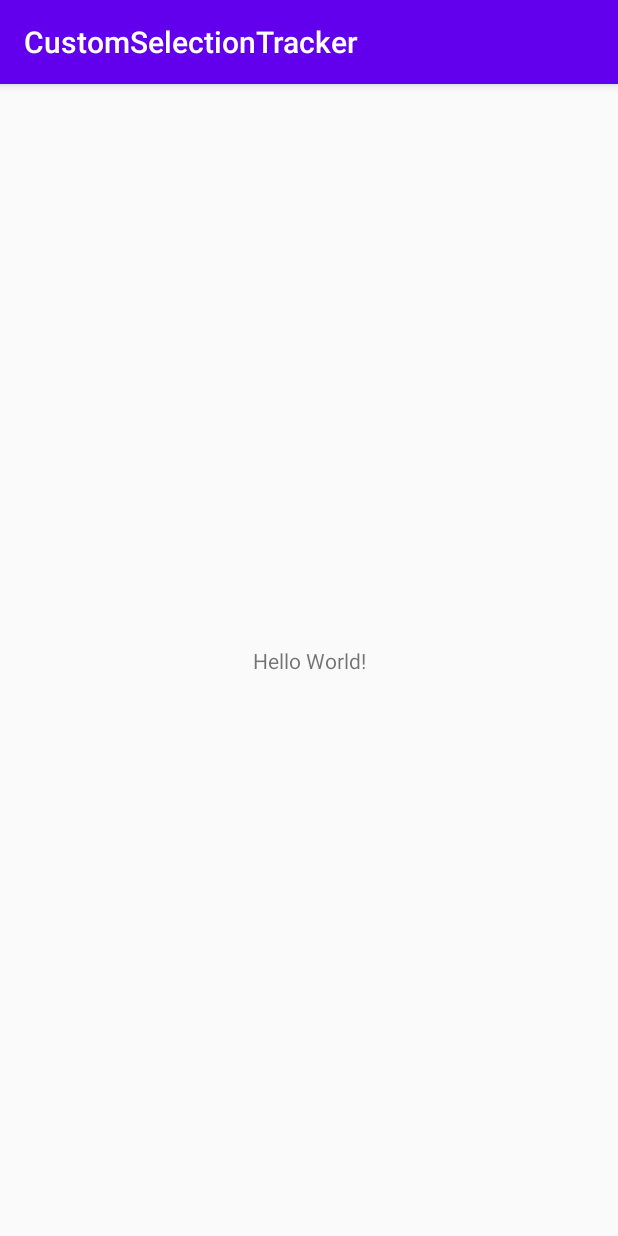
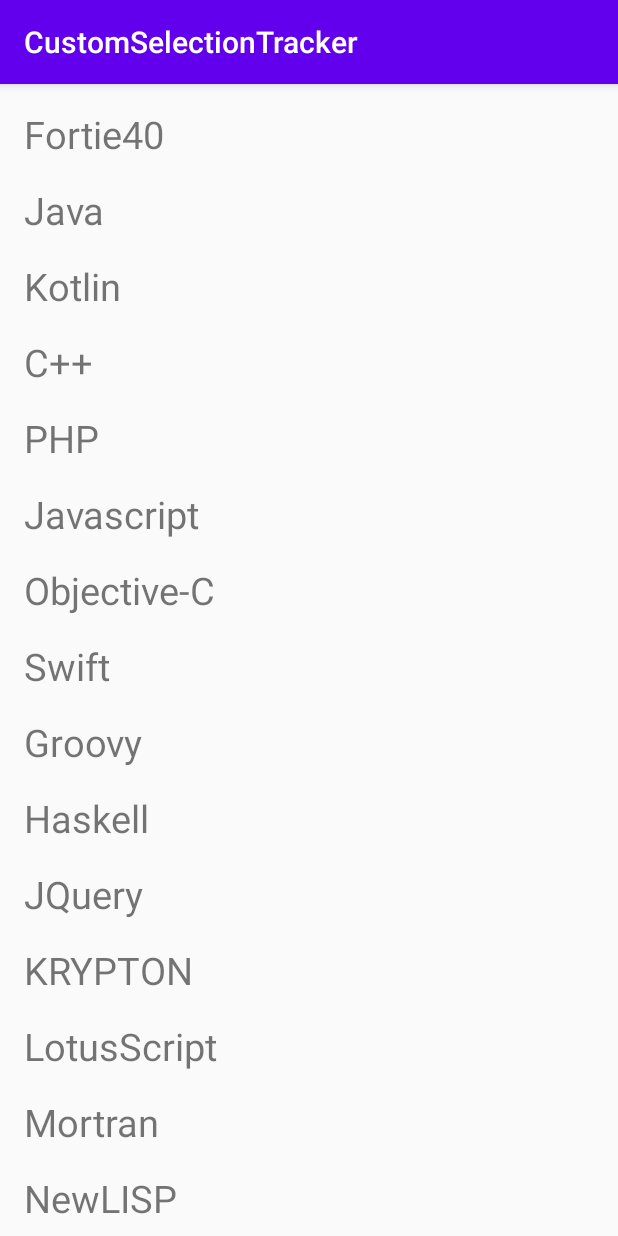
Before and after one commit to elijahmurimi40/CustomSelectionTracker, an Android app: the screen it shows after launch (MainActivity), on a phone screen of 412 x 824 dp. Run offline under Robolectric (Android 15) with nearby library versions, the phone set to English and light mode, and no system bars.

Commit message:
Add app functionality

```diff
--- a/app/build.gradle
+++ b/app/build.gradle
@@ -30,6 +30,7 @@ dependencies {
     implementation 'androidx.core:core-ktx:1.3.0'
     implementation 'androidx.appcompat:appcompat:1.1.0'
     implementation 'androidx.constraintlayout:constraintlayout:1.1.3'
+    implementation 'androidx.recyclerview:recyclerview:1.1.0'
     testImplementation 'junit:junit:4.12'
     androidTestImplementation 'androidx.test.ext:junit:1.1.1'
     androidTestImplementation 'androidx.test.espresso:espresso-core:3.2.0'
--- /dev/null
+++ b/app/src/main/java/com/fortie40/customselectiontracker/Adapter.kt
@@ -0,0 +1,24 @@
+package com.fortie40.customselectiontracker
+
+import android.view.LayoutInflater
+import android.view.ViewGroup
+import androidx.recyclerview.widget.RecyclerView
+
+class Adapter(names: List<String>): RecyclerView.Adapter<ViewHolder>(){
+    private var originalList = names
+
+    override fun onCreateViewHolder(parent: ViewGroup, viewType: Int): ViewHolder {
+        val layoutInflater = LayoutInflater.from(parent.context)
+        val itemView = layoutInflater.inflate(R.layout.name_layout, parent, false)
+        return ViewHolder(itemView)
+    }
+
+    override fun getItemCount(): Int {
+        return originalList.size
+    }
+
+    override fun onBindViewHolder(holder: ViewHolder, position: Int) {
+        val name = originalList[position]
+        holder.bind(name)
+    }
+}
--- a/app/src/main/java/com/fortie40/customselectiontracker/MainActivity.kt
+++ b/app/src/main/java/com/fortie40/customselectiontracker/MainActivity.kt
@@ -2,10 +2,28 @@ package com.fortie40.customselectiontracker
 
 import androidx.appcompat.app.AppCompatActivity
 import android.os.Bundle
+import kotlinx.android.synthetic.main.activity_main.*
 
 class MainActivity : AppCompatActivity() {
+    private lateinit var adapter: Adapter
+
     override fun onCreate(savedInstanceState: Bundle?) {
         super.onCreate(savedInstanceState)
         setContentView(R.layout.activity_main)
+
+        getNames()
+    }
+
+    private fun getNames() {
+        val names: List<String> = arrayListOf(
+            "Fortie40", "Java", "Kotlin", "C++", "PHP", "Javascript", "Objective-C", "Swift",
+            "Groovy", "Haskell", "JQuery", "KRYPTON", "LotusScript", "Mortran", "NewLISP", "Orwell",
+            "Hopscotch", "JScript", "AngelScript", "Bash", "Clojure", "C", "COBOL", "CSS",
+            "Cybil", "Pascal", "Perl", "Smalltalk", "SQL", "Unicon", "Ubercode", "Fortran",
+            "Hollywood", "SMALL", "Lisp", "PureScript", "R++", "XQuery", "YAML", "ZOPL"
+        )
+
+        adapter = Adapter(names)
+        names_item.adapter = adapter
     }
 }
--- /dev/null
+++ b/app/src/main/java/com/fortie40/customselectiontracker/ViewHolder.kt
@@ -0,0 +1,13 @@
+package com.fortie40.customselectiontracker
+
+import android.view.View
+import android.widget.TextView
+import androidx.recyclerview.widget.RecyclerView
+
+class ViewHolder(nItemView: View): RecyclerView.ViewHolder(nItemView) {
+    private val name = nItemView.findViewById<TextView>(R.id.name)
+
+    fun bind(nameA: String) {
+        name.text = nameA
+    }
+}
--- a/app/src/main/res/layout/activity_main.xml
+++ b/app/src/main/res/layout/activity_main.xml
@@ -6,13 +6,15 @@
     android:layout_height="match_parent"
     tools:context=".MainActivity">
 
-    <TextView
-        android:layout_width="wrap_content"
-        android:layout_height="wrap_content"
-        android:text="Hello World!"
+    <androidx.recyclerview.widget.RecyclerView
+        android:id="@+id/names_item"
+        android:layout_width="match_parent"
+        android:layout_height="match_parent"
+        app:layoutManager="androidx.recyclerview.widget.LinearLayoutManager"
         app:layout_constraintBottom_toBottomOf="parent"
-        app:layout_constraintLeft_toLeftOf="parent"
-        app:layout_constraintRight_toRightOf="parent"
-        app:layout_constraintTop_toTopOf="parent" />
+        app:layout_constraintEnd_toEndOf="parent"
+        app:layout_constraintStart_toStartOf="parent"
+        app:layout_constraintTop_toTopOf="parent"
+        tools:listitem="@layout/name_layout" />
 
 </androidx.constraintlayout.widget.ConstraintLayout>
--- /dev/null
+++ b/app/src/main/res/layout/name_layout.xml
@@ -0,0 +1,23 @@
+<?xml version="1.0" encoding="utf-8"?>
+<androidx.constraintlayout.widget.ConstraintLayout xmlns:android="http://schemas.android.com/apk/res/android"
+    xmlns:app="http://schemas.android.com/apk/res-auto"
+    android:layout_width="match_parent"
+    android:layout_height="wrap_content">
+
+    <TextView
+        android:id="@+id/name"
+        android:layout_width="0dp"
+        android:layout_height="wrap_content"
+        android:layout_marginStart="16dp"
+        android:layout_marginLeft="16dp"
+        android:layout_marginTop="16dp"
+        android:layout_marginEnd="16dp"
+        android:layout_marginRight="16dp"
+        android:ellipsize="end"
+        android:text="@string/dummy_text"
+        android:textSize="25sp"
+        app:layout_constraintEnd_toEndOf="parent"
+        app:layout_constraintStart_toStartOf="parent"
+        app:layout_constraintTop_toTopOf="parent" />
+
+</androidx.constraintlayout.widget.ConstraintLayout>
--- a/app/src/main/res/values/colors.xml
+++ b/app/src/main/res/values/colors.xml
@@ -3,4 +3,5 @@
     <color name="colorPrimary">#6200EE</color>
     <color name="colorPrimaryDark">#3700B3</color>
     <color name="colorAccent">#03DAC5</color>
+    <color name="text_color">#111111</color>
 </resources>
--- a/app/src/main/res/values/strings.xml
+++ b/app/src/main/res/values/strings.xml
@@ -1,3 +1,7 @@
 <resources>
     <string name="app_name">CustomSelectionTracker</string>
+    <string name="dummy_text">Dummy Text</string>
+    <string name="search">Search</string>
+    <string name="search_name">Search Name</string>
+    <string name="no_results_found">No Results Found for %1$s</string>
 </resources>
```
